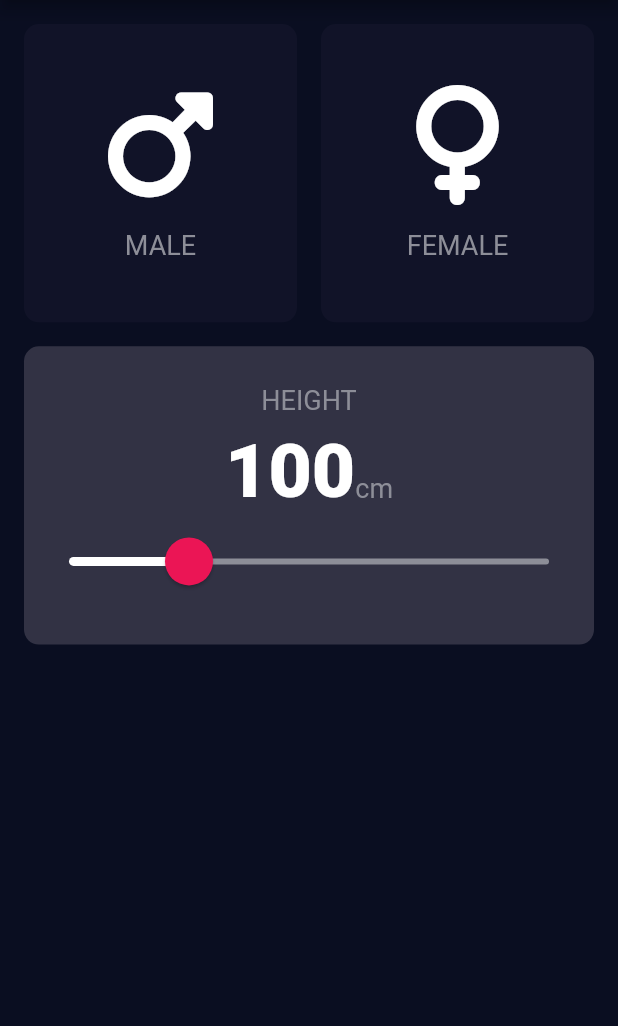
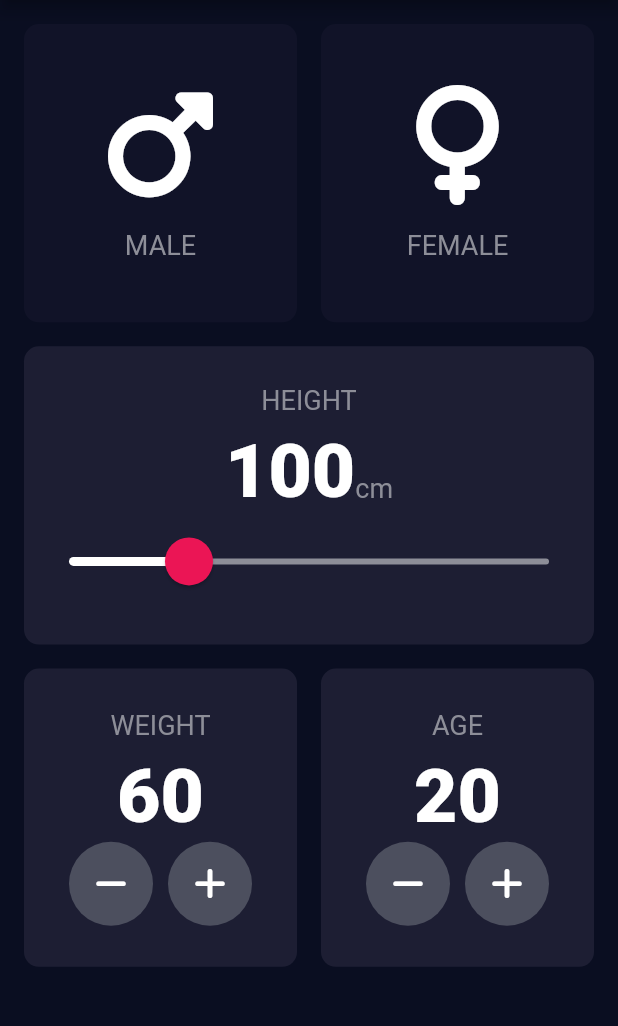
Before and after one commit to emdadul-islam439/bmi_calculator_flutter, a Flutter app: the screen it shows after launch, on a phone screen of 412 x 824 dp, the part 84-1110 px from its top. Run offline on Flutter 3.47's test engine with Material 2 defaults, Android fonts, the phone set to English and light mode, and no system bars; our stand-ins replace font_awesome_flutter.

Commit message:
Completed the design of Weight and Age card.

```diff
--- a/lib/constants.dart
+++ b/lib/constants.dart
@@ -8,6 +8,7 @@ const kSliderActiveColor = 0xFFEB1555;
 const kThumbActiveColor = 0xFFEB1555;
 const kThumbOverlayColor = 0x29EB1555;
 const kSliderInActiveColor = 0xFF8D8E98;
+const kRoundIconButtonColor = 0xFF4C4F5E;
 
 const kLabelTextStyle = TextStyle(
   fontSize: 18.0,
--- a/lib/input_page.dart
+++ b/lib/input_page.dart
@@ -14,6 +14,8 @@ class InputPage extends StatefulWidget {
 class _InputPageState extends State<InputPage> {
   Gender selectedGender = Gender.none;
   int personsHeight = 100;
+  int personsWeight = 60;
+  int personsAge = 20;
 
   @override
   Widget build(BuildContext context) {
@@ -100,7 +102,8 @@ class _InputPageState extends State<InputPage> {
                         thumbShape: const RoundSliderThumbShape(
                           enabledThumbRadius: 16.0,
                         ),
-                        overlayShape: const RoundSliderOverlayShape(overlayRadius: 30.0),
+                        overlayShape:
+                            const RoundSliderOverlayShape(overlayRadius: 30.0),
                       ),
                       child: Slider(
                         value: personsHeight.toDouble(),
@@ -115,6 +118,7 @@ class _InputPageState extends State<InputPage> {
                     ),
                   ],
                 ),
+                color: kActiveCardColor,
               ),
             ),
             Expanded(
@@ -123,14 +127,70 @@ class _InputPageState extends State<InputPage> {
                 children: [
                   Expanded(
                     child: InputCard(
-                      childWidget: const SizedBox(),
+                      childWidget: Column(
+                        mainAxisAlignment: MainAxisAlignment.center,
+                        children: [
+                          const Text(
+                            'WEIGHT',
+                            style: kLabelTextStyle,
+                          ),
+                          const SizedBox(height: 8.0),
+                          Text(
+                            '$personsWeight',
+                            style: kNumberTextStyle,
+                          ),
+                          Row(
+                            mainAxisAlignment: MainAxisAlignment.center,
+                            children: [
+                              RoundedIconButton(
+                                icon: FontAwesomeIcons.minus,
+                                onPressed: (){},
+                              ),
+                              const SizedBox(width: 10.0,),
+                              RoundedIconButton(
+                                icon: FontAwesomeIcons.plus,
+                                onPressed: (){},
+                              ),
+                            ],
+                          ),
+                        ],
+                      ),
                       onPressed: () {},
+                      color: kActiveCardColor,
                     ),
                   ),
                   Expanded(
                     child: InputCard(
-                      childWidget: const SizedBox(),
+                      childWidget: Column(
+                        mainAxisAlignment: MainAxisAlignment.center,
+                        children: [
+                          const Text(
+                            'AGE',
+                            style: kLabelTextStyle,
+                          ),
+                          const SizedBox(height: 8.0),
+                          Text(
+                            '$personsAge',
+                            style: kNumberTextStyle,
+                          ),
+                          Row(
+                            mainAxisAlignment: MainAxisAlignment.center,
+                            children: [
+                              RoundedIconButton(
+                                icon: FontAwesomeIcons.minus,
+                                onPressed: (){},
+                              ),
+                              const SizedBox(width: 10.0,),
+                              RoundedIconButton(
+                                icon: FontAwesomeIcons.plus,
+                                onPressed: (){},
+                              ),
+                            ],
+                          ),
+                        ],
+                      ),
                       onPressed: () {},
+                      color: kActiveCardColor,
                     ),
                   ),
                 ],
@@ -149,3 +209,29 @@ class _InputPageState extends State<InputPage> {
     );
   }
 }
+
+class RoundedIconButton extends StatelessWidget {
+  final IconData icon;
+  final VoidCallback onPressed;
+
+  const RoundedIconButton({
+    Key? key,
+    required this.icon,
+    required this.onPressed,
+  }) : super(key: key);
+
+  @override
+  Widget build(BuildContext context) {
+    return RawMaterialButton(
+      elevation: 0.0,
+      onPressed: onPressed,
+      constraints: const BoxConstraints.tightFor(
+        width: 56.0,
+        height: 56.0,
+      ),
+      shape: const CircleBorder(),
+      fillColor: const Color(kRoundIconButtonColor),
+      child: Icon(icon),
+    );
+  }
+}
```
